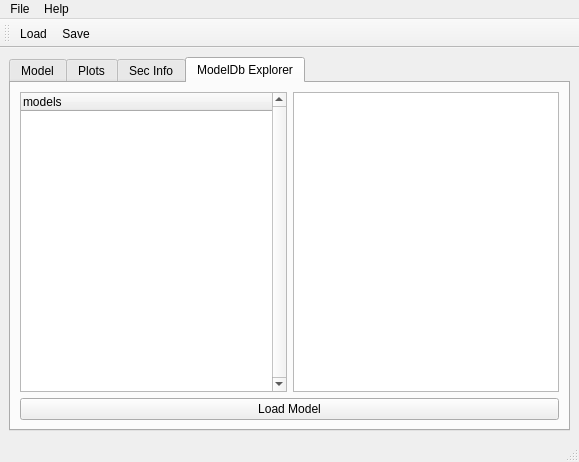
The window that src/neuronvisio/ui/neuronvisio.ui (mattions/neuronvisio) describes before a commit, drawn with Qt 5.
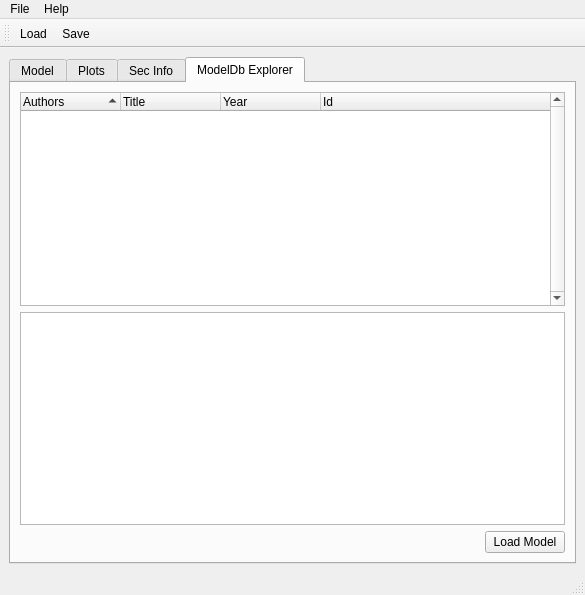
The same window after the commit. The open tabs and pages were chosen to show the change. Icons and pictures are not drawn.

Commit message: Models integrated from modeldb using the modeldb model and exposed the readme in the textedit area.

Diff of the .ui file:
```diff
--- a/src/neuronvisio/ui/neuronvisio.ui
+++ b/src/neuronvisio/ui/neuronvisio.ui
@@ -6,8 +6,8 @@
    <rect>
     <x>0</x>
     <y>0</y>
-    <width>579</width>
-    <height>462</height>
+    <width>585</width>
+    <height>595</height>
    </rect>
   </property>
   <property name="windowTitle">
@@ -397,10 +397,14 @@
        <attribute name="title">
         <string>ModelDb Explorer</string>
        </attribute>
-       <layout class="QGridLayout" name="gridLayout_6">
-        <item row="0" column="0">
-         <layout class="QGridLayout" name="gridLayout_5">
-          <item row="0" column="0">
+       <layout class="QVBoxLayout" name="verticalLayout_6">
+        <item>
+         <layout class="QVBoxLayout" name="verticalLayout_5">
+          <item>
+           <widget class="QSplitter" name="splitter">
+            <property name="orientation">
+             <enum>Qt::Vertical</enum>
+            </property>
            <widget class="QTreeWidget" name="tree_models">
             <property name="midLineWidth">
              <number>0</number>
@@ -408,26 +412,60 @@
             <property name="verticalScrollBarPolicy">
              <enum>Qt::ScrollBarAlwaysOn</enum>
             </property>
-            <column>
-             <property name="text">
-              <string>models</string>
+             <property name="sortingEnabled">
+              <bool>true</bool>
              </property>
-            </column>
-           </widget>
-          </item>
-          <item row="0" column="1">
-           <widget class="QPlainTextEdit" name="readme_plainTextEdit">
-            <property name="undoRedoEnabled">
+             <property name="animated">
              <bool>false</bool>
             </property>
-            <property name="textInteractionFlags">
-             <set>Qt::TextSelectableByKeyboard|Qt::TextSelectableByMouse</set>
-            </property>
-           </widget>
+             <property name="wordWrap">
+              <bool>true</bool>
+             </property>
+             <property name="columnCount">
+              <number>4</number>
+             </property>
+             <column>
+              <property name="text">
+               <string>Authors</string>
+              </property>
+             </column>
+             <column>
+              <property name="text">
+               <string>Title</string>
+              </property>
+             </column>
+             <column>
+              <property name="text">
+               <string>Year</string>
+              </property>
+             </column>
+             <column>
+              <property name="text">
+               <string>Id</string>
+              </property>
+             </column>
+            </widget>
+           </widget>
           </item>
-         </layout>
-        </item>
-        <item row="2" column="0">
+          <item>
+           <widget class="QTextEdit" name="textEdit"/>
+          </item>
+          <item>
+           <layout class="QHBoxLayout" name="horizontalLayout_5">
+            <item>
+             <spacer name="horizontalSpacer_2">
+              <property name="orientation">
+               <enum>Qt::Horizontal</enum>
+              </property>
+              <property name="sizeHint" stdset="0">
+               <size>
+                <width>138</width>
+                <height>20</height>
+               </size>
+              </property>
+             </spacer>
+            </item>
+            <item>
          <widget class="QPushButton" name="loadModel">
           <property name="text">
            <string>Load Model</string>
@@ -435,6 +473,10 @@
          </widget>
         </item>
        </layout>
+          </item>
+         </layout>
+        </item>
+       </layout>
       </widget>
      </widget>
     </item>
@@ -446,7 +488,7 @@
     <rect>
      <x>0</x>
      <y>0</y>
-     <width>579</width>
+     <width>585</width>
      <height>25</height>
     </rect>
    </property>
```
Left out of the diff: 2 changed lines with no effect on the pictures. Lines whose indentation alone changed are shown as unchanged. The commit also changes 2 other files.
